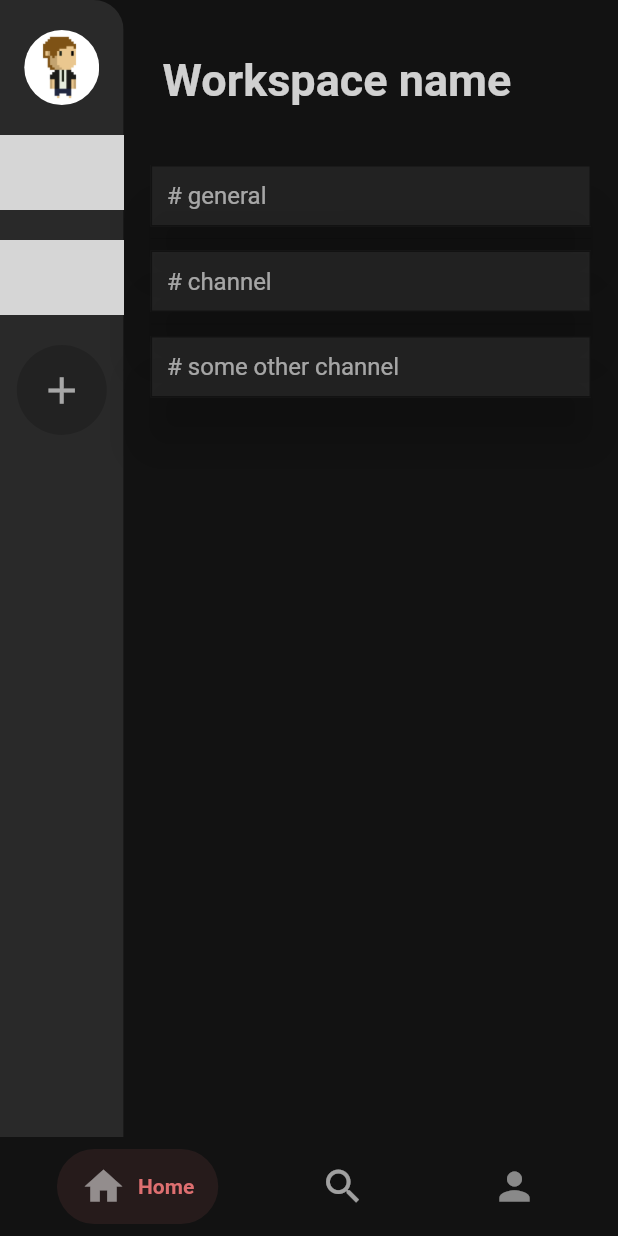
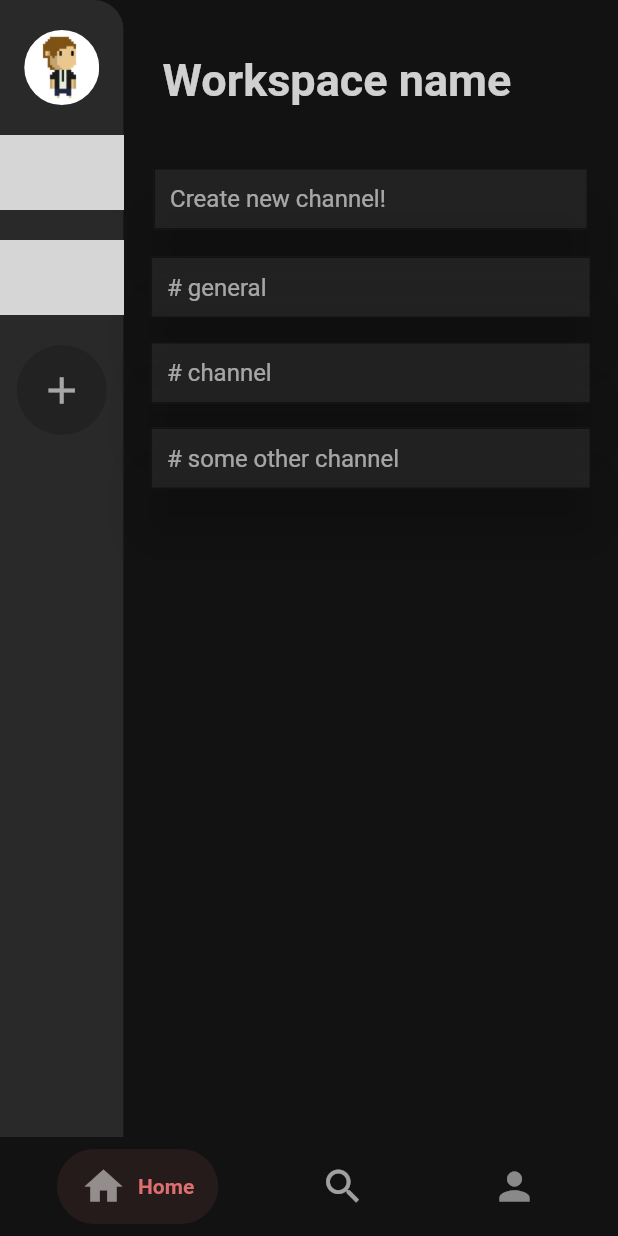
Before and after one commit to pri1311/xyz, a Flutter app: the screen it shows after launch, on a phone screen of 412 x 824 dp. Run offline on Flutter 3.47's test engine with Material 2 defaults, Android fonts, the phone set to English and light mode, and no system bars; drawn by our look-alikes of salomon_bottom_bar; our stand-ins replace animated_text_kit, flutter_chat_bubble, like_button; missing offline and left inert: flappy_search_bar; grey boxes are pictures that could not be loaded.

Commit message:
create channel button

```diff
--- a/lib/main.dart
+++ b/lib/main.dart
@@ -1,7 +1,5 @@
 import 'package:flutter/material.dart';
 import 'package:xyz/screens/homepage.dart';
-import 'package:xyz/screens/loginpage.dart';
-import 'package:xyz/screens/registerpage.dart';
 
 void main() {
   runApp(MyApp());
--- a/lib/screens/channelList.dart
+++ b/lib/screens/channelList.dart
@@ -128,6 +128,40 @@ class _channelListState extends State<channelList> {
                     SizedBox(
                       height: 15,
                     ),
+                    Row(
+                      children: [
+                        Expanded(
+                          flex: 1,
+                          child: Padding(
+                            padding: const EdgeInsets.all(10.0),
+                            child: InkWell(
+                              child: Material(
+                                color: Color(0xFF292929).withOpacity(0.70),
+                                //borderRadius: BorderRadius.circular(10.0),
+                                shadowColor: Color(0xFF121212),
+                                elevation: 15,
+                                child: Container(
+                                  decoration: BoxDecoration(
+                                    border: Border.all(
+                                      width: 1.0,
+                                      color: const Color(0xFF121212),
+                                    ),
+                                  ),
+                                  padding: EdgeInsets.all(10.0),
+                                  child: Text(
+                                    'Create new channel!',
+                                    style: TextStyle(
+                                      fontSize: 16.0,
+                                      color: Colors.white.withOpacity(0.60),
+                                    ),
+                                  ),
+                                ),
+                              ),
+                            ),
+                          ),
+                        ),
+                      ],
+                    ),
                     Expanded(
                       child: ListView.separated(
                         padding: const EdgeInsets.all(8.0),
@@ -171,7 +205,7 @@ class _channelListState extends State<channelList> {
                         separatorBuilder: (BuildContext context, int index) =>
                             const Divider(),
                       ),
-                    )
+                    ),
                   ],
                 ),
               ),
```
